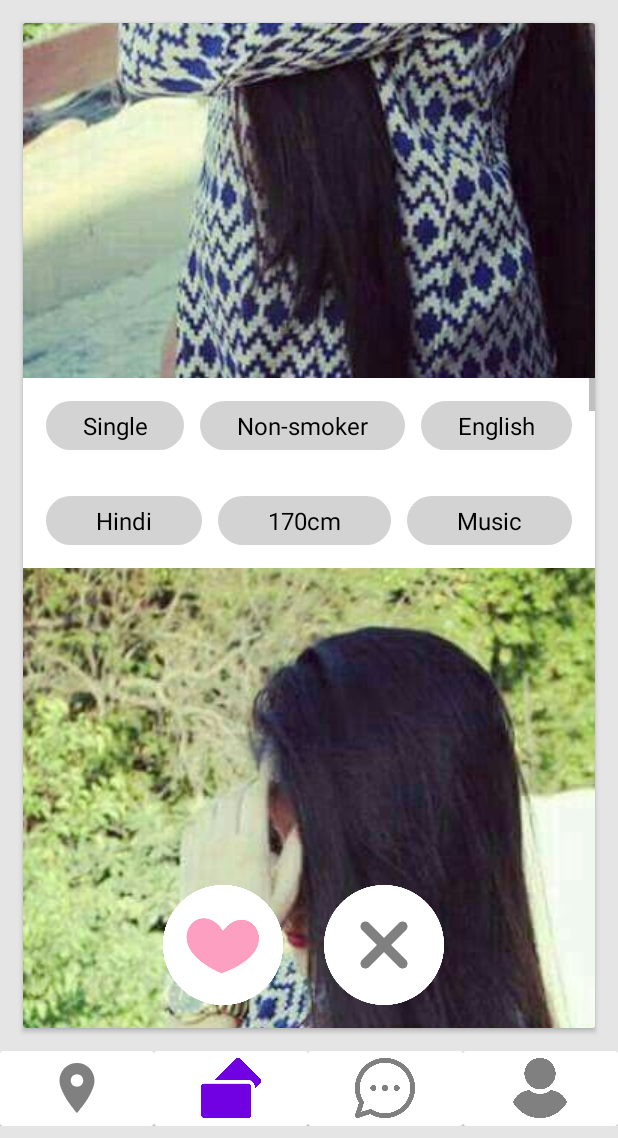
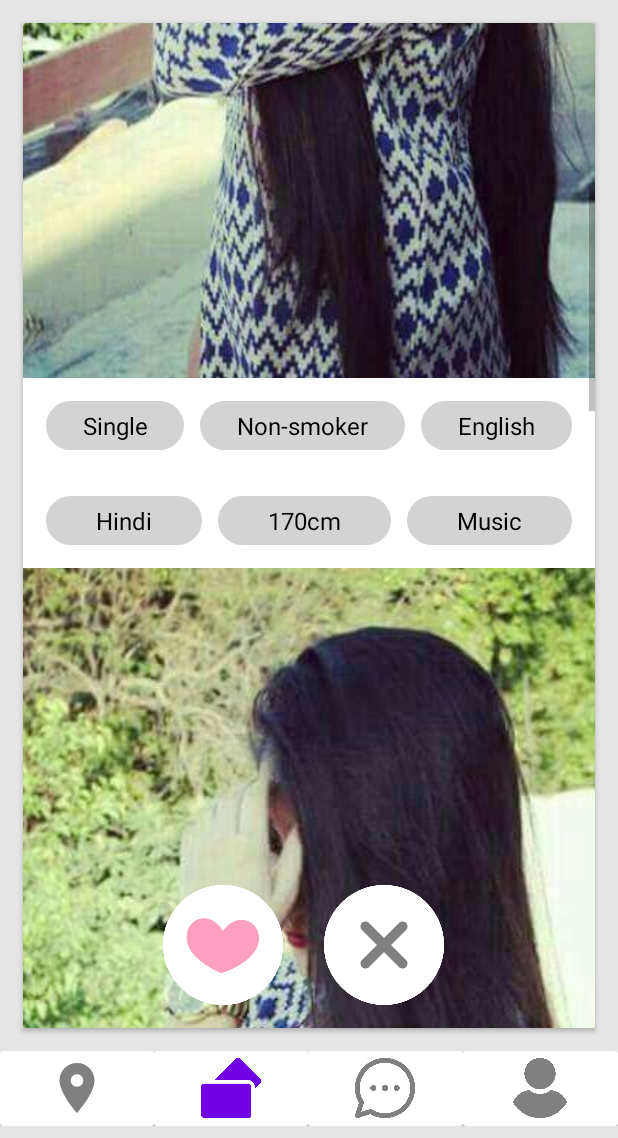
Before and after one commit to PaPluckfii/Build-Week-1-Badoo, an Android app: the MainPage_ProfileView screen opened directly, with no data from a screen before it, scrolled down 468 dp, on a phone screen of 412 x 824 dp, the part 98-1236 px from its top. Run offline under Robolectric (Android 15) with nearby library versions, the phone set to English and light mode, and no system bars.

Commit message:
MainPage Profile View initial draft

```diff
--- a/Badoo_Clone/app/src/main/res/layout/activity_main_page__profile_view.xml
+++ b/Badoo_Clone/app/src/main/res/layout/activity_main_page__profile_view.xml
@@ -16,6 +16,7 @@
         app:layout_constraintEnd_toEndOf="parent"
         app:layout_constraintStart_toStartOf="parent"
         app:layout_constraintTop_toTopOf="parent" />
+
 
     <androidx.cardview.widget.CardView
         android:id="@+id/profileView_cvProfilePics"
@@ -39,7 +40,7 @@
                         android:layout_width="fill_parent"
                         android:layout_height="fill_parent"
                         android:scaleType="centerCrop"
-                        android:src="@drawable/trail_profile_pic"/>
+                        android:background="@drawable/trail_profile_pic"/>
 
                     <LinearLayout
                         android:layout_width="match_parent"
@@ -103,6 +104,7 @@
             </ScrollView>
     </androidx.cardview.widget.CardView>
 
+
     <Button
         android:id="@+id/profileView_btnCancel"
         android:layout_width="@dimen/dp_80"
@@ -125,30 +127,21 @@
         android:layout_marginRight="@dimen/dp_100"
         android:layout_marginBottom="@dimen/dp_15"/>
 
-    <Button
-        android:id="@+id/profileView_btnLike00000"
-        android:layout_width="@dimen/dp_80"
-        android:layout_height="@dimen/dp_80"
-        android:background="@drawable/like_heart_icon_circular"
-        app:layout_constraintBottom_toBottomOf="@id/profileView_cvProfilePics"
-        app:layout_constraintEnd_toEndOf="@+id/profileView_cvProfilePics"
-        app:layout_constraintStart_toStartOf="parent"
-        android:layout_marginRight="@dimen/dp_100"
-        android:layout_marginBottom="@dimen/dp_15"/>
 
     <LinearLayout
+        android:id="@+id/linearLayout2"
         android:layout_width="match_parent"
         android:layout_height="wrap_content"
-        app:layout_constraintBottom_toTopOf="@+id/profileView_btnLike"
-        android:gravity="center">
+        android:gravity="center"
+        app:layout_constraintBottom_toTopOf="@+id/profileView_btnLike">
 
         <TextView
             android:layout_width="wrap_content"
             android:layout_height="wrap_content"
             android:text="@string/tvProfileView_ProfileNameAndAge"
             android:textColor="@color/black"
-            android:textStyle="bold"
-            android:textSize="@dimen/sp_16" />
+            android:textSize="@dimen/sp_16"
+            android:textStyle="bold" />
     </LinearLayout>
 
 
```
